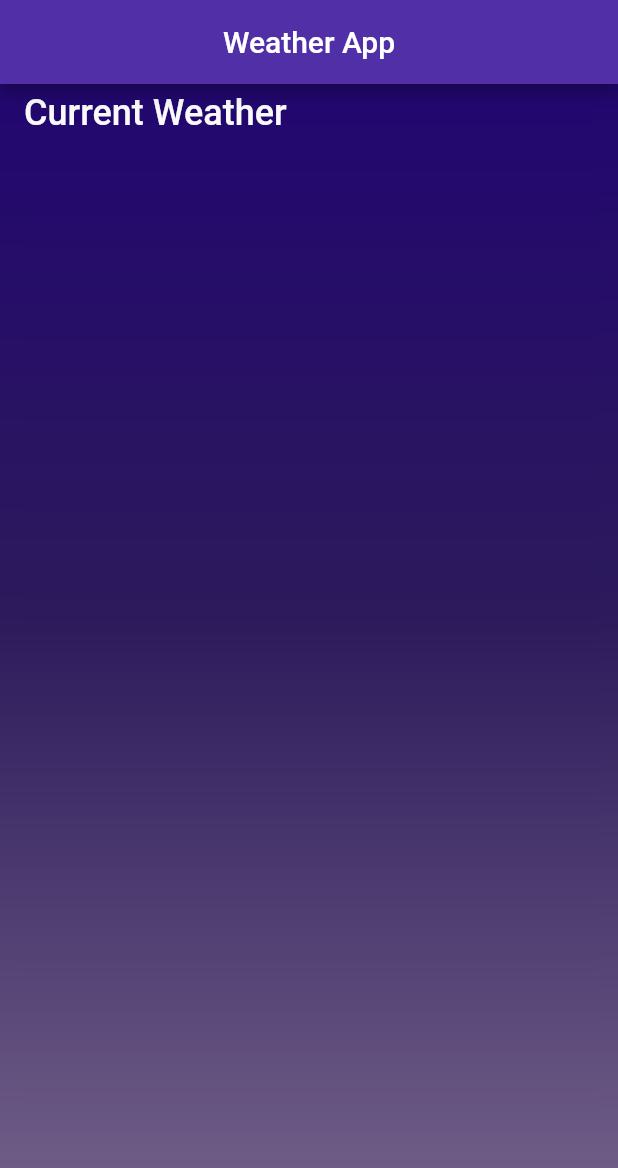
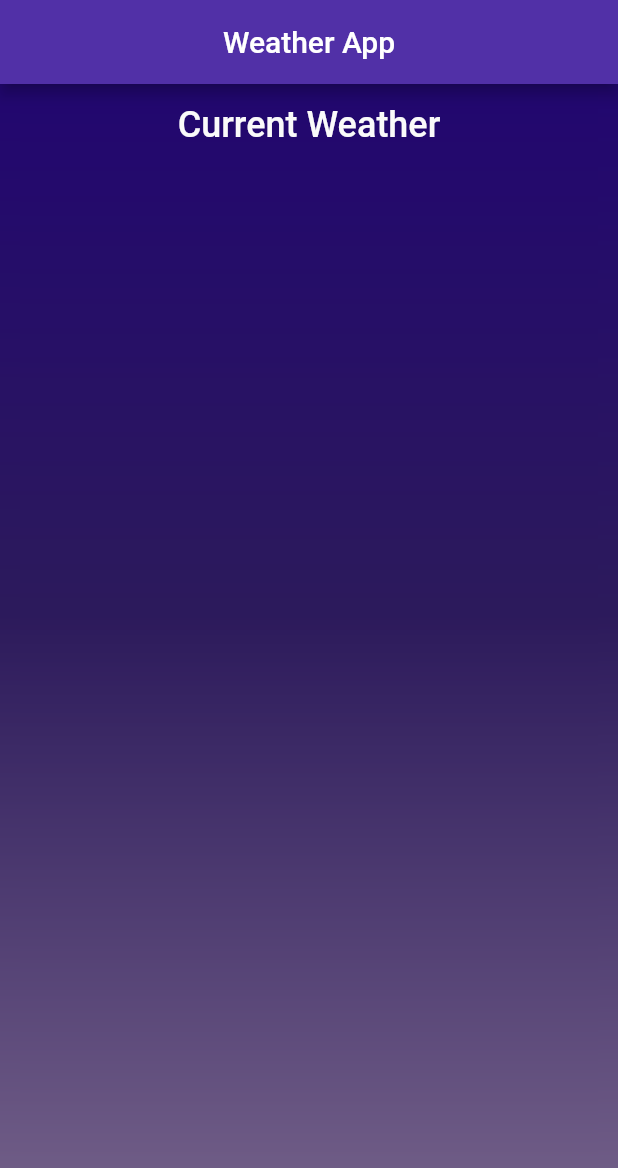
Before and after one commit to SHAJED99/weather_app, a Flutter app: the screen it shows after launch, on a phone screen of 412 x 824 dp. Shown: the top 1168 px of the screen. Run offline on Flutter 3.47's test engine with Material 2 defaults, Android fonts, the phone set to English and light mode, and no system bars; our stand-ins replace fluttertoast, get.

Commit message:
update home screen

```diff
--- a/lib/src/views/screens/home_screen.dart
+++ b/lib/src/views/screens/home_screen.dart
@@ -28,8 +28,8 @@ class _HomeScreenState extends State<HomeScreen> {
             },
             child: SingleChildScrollView(
               child: Container(
-                constraints: BoxConstraints(minHeight: boxConstraints.maxHeight + 0.1),
-                padding: const EdgeInsets.symmetric(vertical: defaultPadding / 2, horizontal: defaultPadding),
+                constraints: BoxConstraints(minHeight: boxConstraints.maxHeight + 0.1, minWidth: boxConstraints.maxWidth),
+                padding: const EdgeInsets.symmetric(vertical: defaultPadding, horizontal: defaultPadding),
                 child: const Column(
                   children: [
                     CustomPageTitle(title: "Current Weather"),
```
